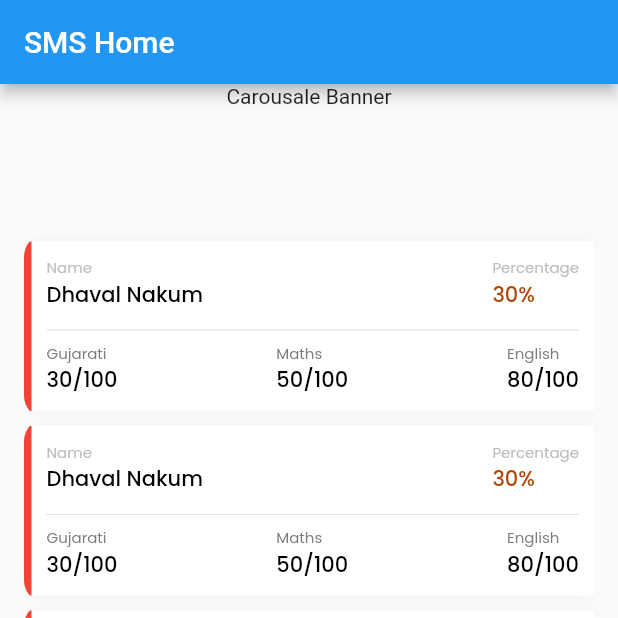
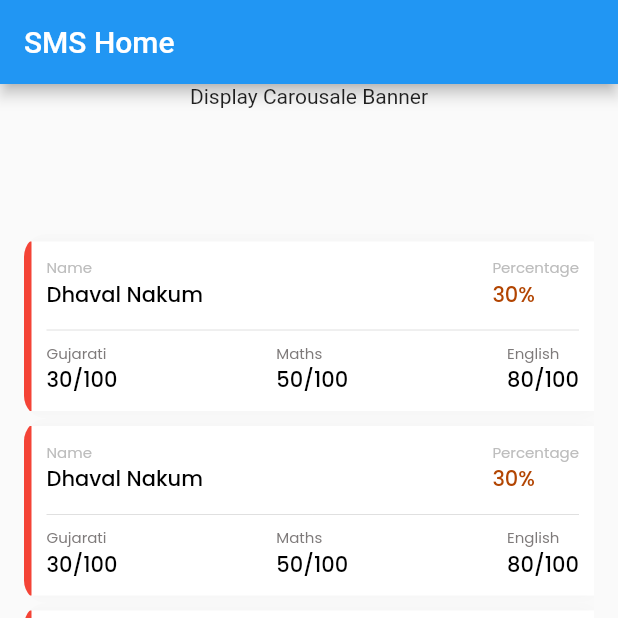
Before and after one commit to nakumdhaval86/practical, a Flutter app: the screen it shows after launch, on a phone screen of 412 x 824 dp, the top half of it. Run offline on Flutter 3.47's test engine with Material 2 defaults, Android fonts, the phone set to English and light mode, and no system bars; our stand-ins replace google_fonts.

Commit message:
Resolved warnings

```diff
--- a/lib/screens/add_marks.dart
+++ b/lib/screens/add_marks.dart
@@ -1,4 +1,3 @@
-import 'package:dhavalpracticaltest/constants/app_colors.dart';
 import 'package:dhavalpracticaltest/constants/app_strings.dart';
 import 'package:dhavalpracticaltest/constants/app_textstyles.dart';
 import 'package:dhavalpracticaltest/controllers/addmarks_controller.dart';
@@ -9,7 +8,7 @@ import 'package:flutter/services.dart';
 import '../widgets/common/custom_textfield.dart';
 
 class AddMarksPage extends StatelessWidget {
-  AddMarksPage({Key? key}) : super(key: key);
+  const AddMarksPage({Key? key}) : super(key: key);
 
   @override
   Widget build(BuildContext context) {
--- a/lib/screens/home_screen.dart
+++ b/lib/screens/home_screen.dart
@@ -1,11 +1,7 @@
-import 'package:dhavalpracticaltest/constants/app_colors.dart';
-import 'package:dhavalpracticaltest/constants/app_constant.dart';
 import 'package:dhavalpracticaltest/constants/app_strings.dart';
 import 'package:dhavalpracticaltest/controllers/homepage_controller.dart';
 import 'package:dhavalpracticaltest/widgets/home/student_list_item.dart';
 import 'package:flutter/material.dart';
-
-import '../widgets/home/title_subtitle.dart';
 
 class HomePage extends StatefulWidget {
   const HomePage({Key? key}) : super(key: key);
@@ -30,9 +26,9 @@ class _HomePageState extends State<HomePage> {
       body: SafeArea(
         child: Column(
           children: [
-            Container(
+            const SizedBox(
               height: 100,
-              child: const Text("Carousale Banner"),
+              child: Text("Display Carousale Banner"),
             ),
             Expanded(
               child: Padding(
--- a/lib/widgets/common/custom_textfield.dart
+++ b/lib/widgets/common/custom_textfield.dart
@@ -2,7 +2,6 @@ import 'package:flutter/material.dart';
 import 'package:flutter/services.dart';
 
 import '../../constants/app_colors.dart';
-import '../../constants/app_strings.dart';
 import '../../constants/app_textstyles.dart';
 
 class CustomTextField extends StatelessWidget {
--- a/lib/widgets/home/student_list_item.dart
+++ b/lib/widgets/home/student_list_item.dart
@@ -91,6 +91,5 @@ class StudentListItemWidget extends StatelessWidget {
         ),
       ),
     );
-    ;
   }
 }
--- a/lib/widgets/home/title_subtitle.dart
+++ b/lib/widgets/home/title_subtitle.dart
@@ -2,7 +2,7 @@ import 'package:dhavalpracticaltest/constants/app_textstyles.dart';
 import 'package:flutter/material.dart';
 
 class TitleSubtitleWidget extends StatelessWidget {
-  TitleSubtitleWidget({
+  const TitleSubtitleWidget({
     Key? key,
     required this.title,
     required this.subTitle,
@@ -18,8 +18,8 @@ class TitleSubtitleWidget extends StatelessWidget {
 
   final String title;
   final String subTitle;
-  Color? titleColor = Colors.grey.shade400;
-  Color? subTitleColor = Colors.grey;
+  final Color? titleColor;
+  final Color? subTitleColor;
   final TextStyle? titleTextStyle;
   final TextStyle? subtitleTextStyle;
 
@@ -30,14 +30,13 @@ class TitleSubtitleWidget extends StatelessWidget {
       children: [
         Text(
           title,
-          style: titleTextStyle ??
-              AppTextStyles.fontPoppins10Medium.copyWith(color: titleColor),
+          style: titleTextStyle ?? AppTextStyles.fontPoppins10Medium.copyWith(color: titleColor ?? Colors.grey.shade400),
         ),
         Text(
           subTitle,
           style: subtitleTextStyle ??
               AppTextStyles.fontPoppins14Medium.copyWith(
-                color: subTitleColor,
+                color: subTitleColor ?? Colors.grey,
                 fontWeight: FontWeight.w500,
               ),
         )
```
